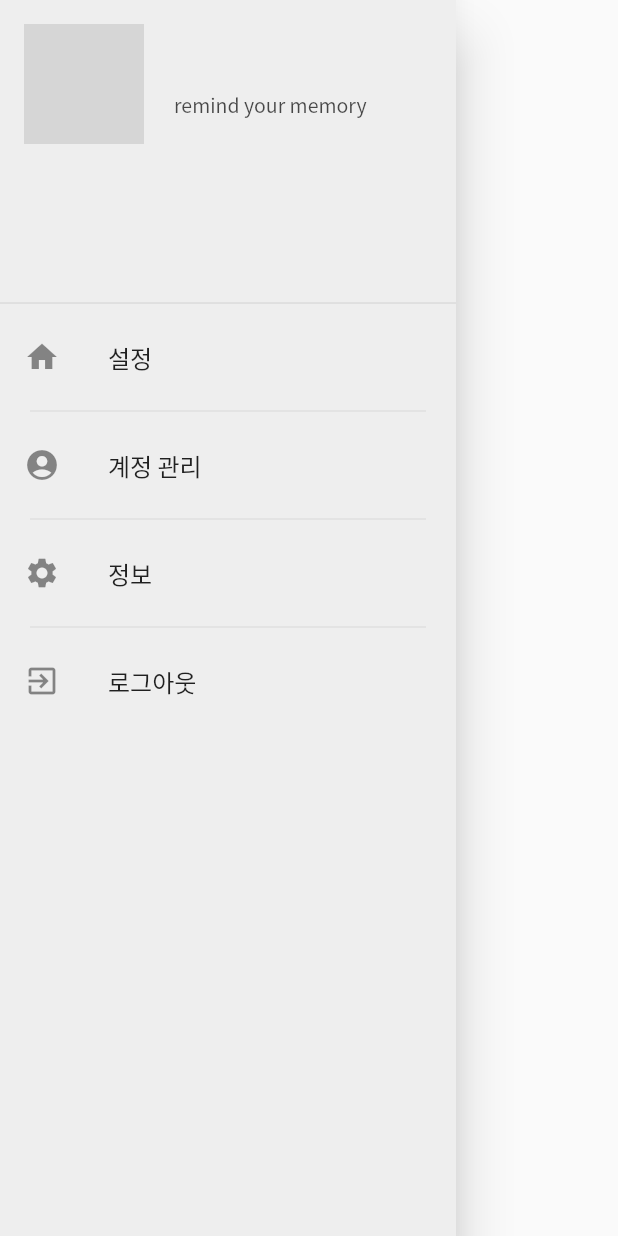
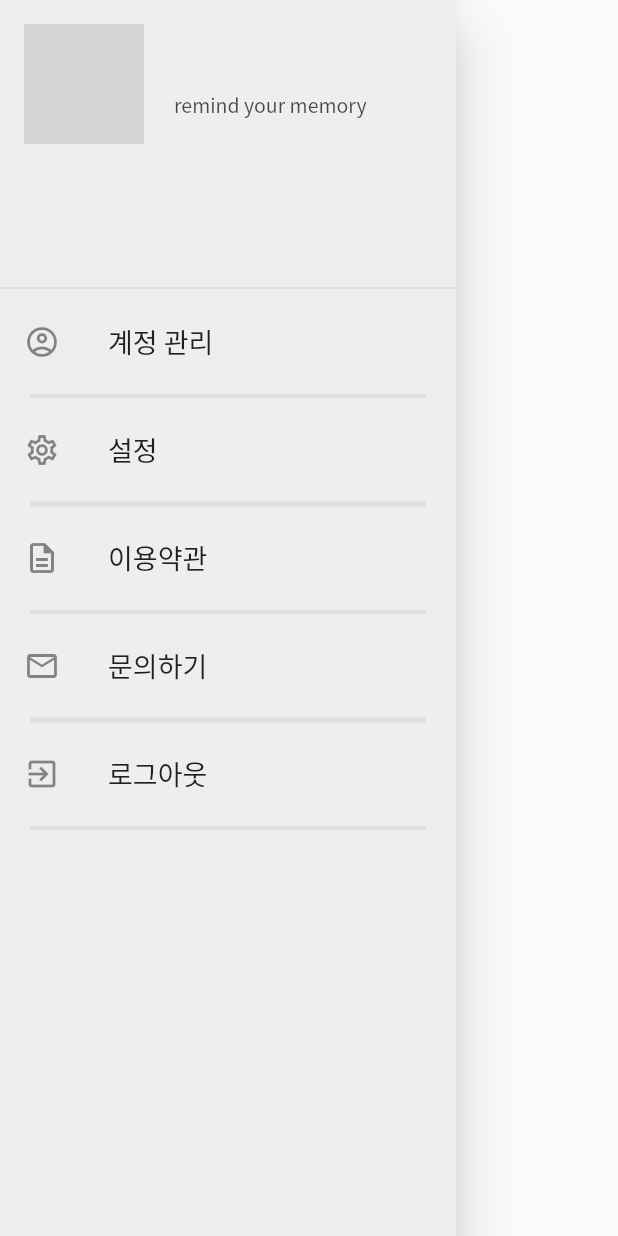
Before and after one commit to 6eom9eun/timeDam, a Flutter app: the AppDrawer widget shown alone on an empty page, opened directly, on a phone screen of 412 x 824 dp. Run offline on Flutter 3.47's test engine with Material 2 defaults, Android fonts, the phone set to English and light mode, and no system bars; our stand-ins replace cloud_firestore, firebase_auth, firebase_core, firebase_storage, google_sign_in, image_picker and 1 more; accounts and stored records are empty; network calls fail; statements that could not run were skipped; grey boxes are pictures that could not be loaded.

Commit message:
drawer 위젯 프로필, 디자인

```diff
--- a/lib/widgets/appDrawer.dart
+++ b/lib/widgets/appDrawer.dart
@@ -11,8 +11,7 @@ class AppDrawer extends StatelessWidget {
         padding: EdgeInsets.zero,
         children: [
           Container(
-            width: 20,
-            height: 210,
+            height: 200,
             child: DrawerHeader(
               decoration: BoxDecoration(
               ),
@@ -63,51 +62,85 @@ class AppDrawer extends StatelessWidget {
             ),
           ),
           ListTile(
-            leading: Icon(Icons.home),
-            title: Text('설정'),
+            leading: Icon(Icons.account_circle_outlined),
+            title: Text(
+              '계정 관리',
+              style: TextStyle(fontSize: 18),
+            ),
             onTap: () {
               Navigator.pop(context);
             },
           ),
           Divider(
             color: Colors.grey.shade300,
-            thickness: 1,
+            thickness: 3,
             indent: 20,
             endIndent: 20,
           ),
           ListTile(
-            leading: Icon(Icons.account_circle),
-            title: Text('계정 관리'),
+            leading: Icon(Icons.settings_outlined),
+            title: Text(
+              '설정',
+              style: TextStyle(fontSize: 18),
+            ),
             onTap: () {
               Navigator.pop(context);
             },
           ),
           Divider(
             color: Colors.grey.shade300,
-            thickness: 1,
+            thickness: 3,
             indent: 20,
             endIndent: 20,
           ),
           ListTile(
-            leading: Icon(Icons.settings),
-            title: Text('정보'),
+            leading: Icon(Icons.description_outlined),
+            title: Text(
+              '이용약관',
+              style: TextStyle(fontSize: 18),
+            ),
             onTap: () {
               Navigator.pop(context);
             },
           ),
           Divider(
             color: Colors.grey.shade300,
-            thickness: 1,
+            thickness: 3,
+            indent: 20,
+            endIndent: 20,
+          ),
+          ListTile(
+            leading: Icon(Icons.mail_outline),
+            title: Text(
+              '문의하기',
+              style: TextStyle(fontSize: 18),
+            ),
+            onTap: () {
+              Navigator.pop(context);
+            },
+          ),
+          Divider(
+            color: Colors.grey.shade300,
+            thickness: 3,
             indent: 20,
             endIndent: 20,
           ),
           ListTile(
             leading: Icon(Icons.exit_to_app),
-            title: Text('로그아웃'),
+            title: Text(
+              '로그아웃',
+              style: TextStyle(fontSize: 18),
+            ),
             onTap: () {
               Provider.of<LoginProvider>(context, listen: false).signOut();
               Navigator.pop(context);
             },
+          ),
+          Divider(
+            color: Colors.grey.shade300,
+            thickness: 3,
+            indent: 20,
+            endIndent: 20,
           ),
         ],
       ),
```
